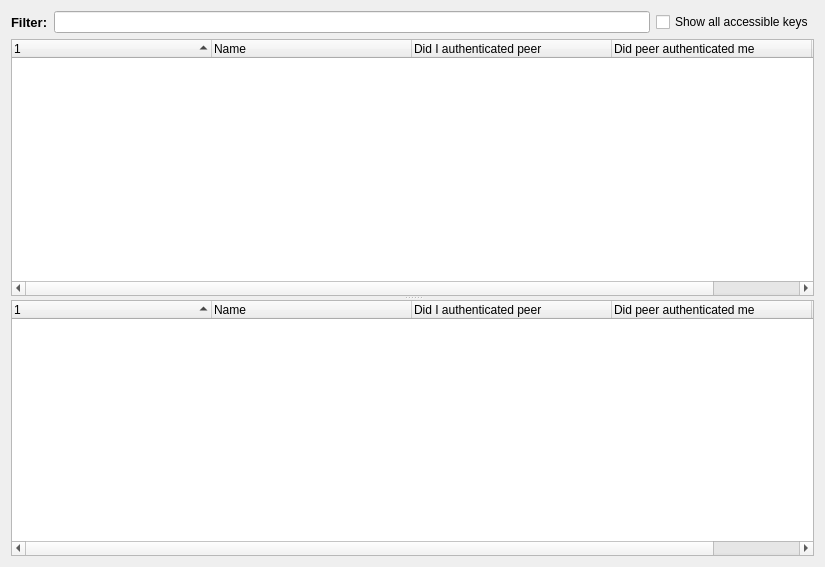
First picture: the form in retroshare-gui/src/gui/NetworkDialog.ui, repository RetroShare/RetroShare, before the edit.
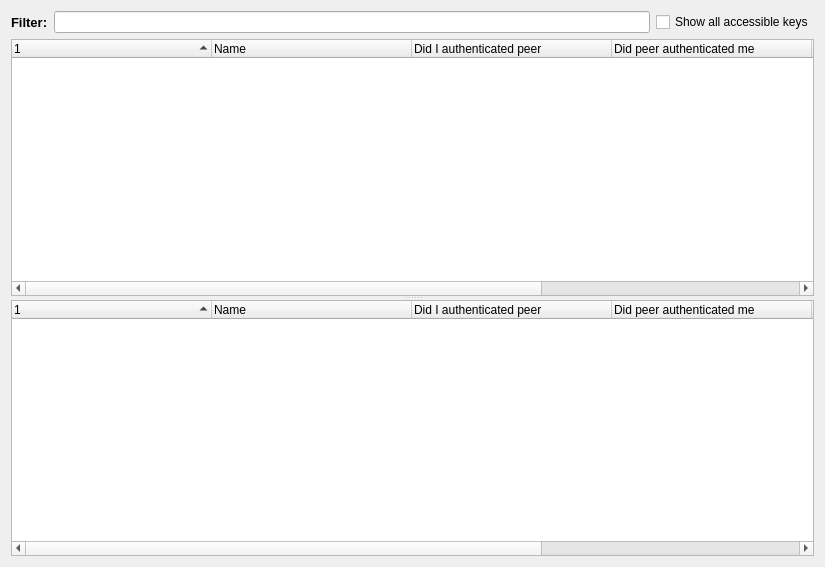
Second picture: the form after the edit. Icons and pictures are not drawn. Custom widgets are drawn as their Qt base class.

Commit message: added columns for last used statistics on pgp keys in network dialog. Fixed bug due to missing Qt connection

Patch:
```diff
--- a/retroshare-gui/src/gui/NetworkDialog.ui
+++ b/retroshare-gui/src/gui/NetworkDialog.ui
@@ -125,6 +125,11 @@
         <string>Cert Id</string>
        </property>
       </column>
+      <column>
+       <property name="text">
+        <string>Last used</string>
+       </property>
+      </column>
      </widget>
      <widget class="QTreeWidget" name="unvalidGPGkeyWidget">
       <property name="contextMenuPolicy">
@@ -170,6 +175,11 @@
         <string>Cert Id</string>
        </property>
       </column>
+      <column>
+       <property name="text">
+        <string>Last used</string>
+       </property>
+      </column>
      </widget>
     </widget>
    </item>
```
The commit also changes 1 other file.
